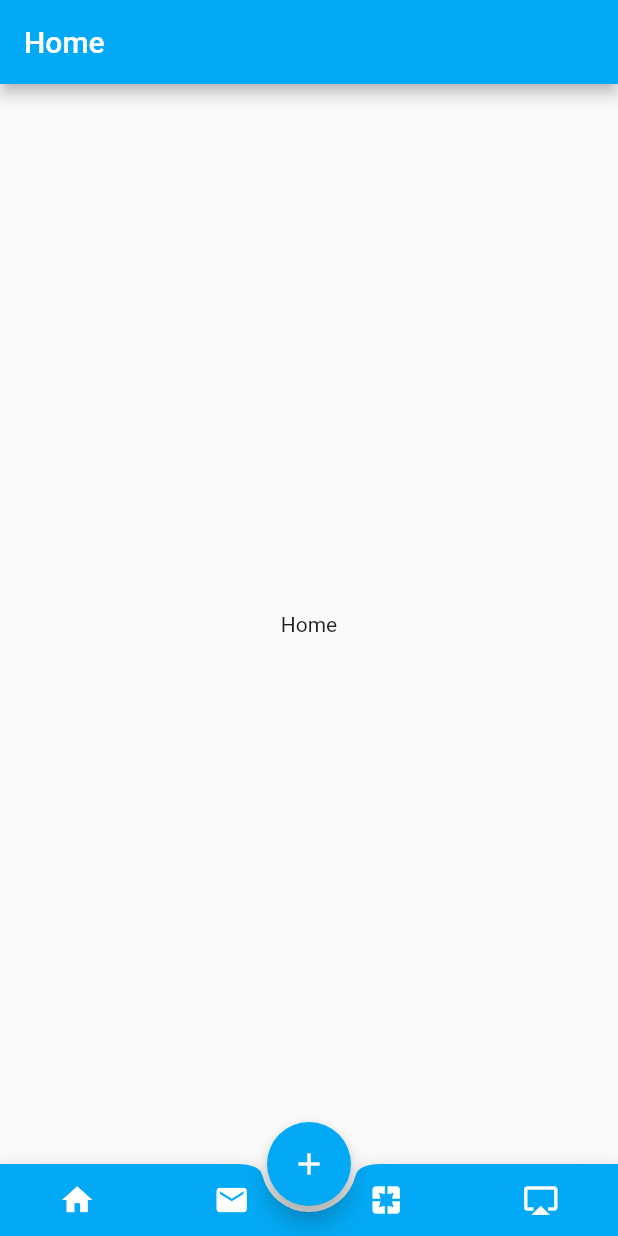
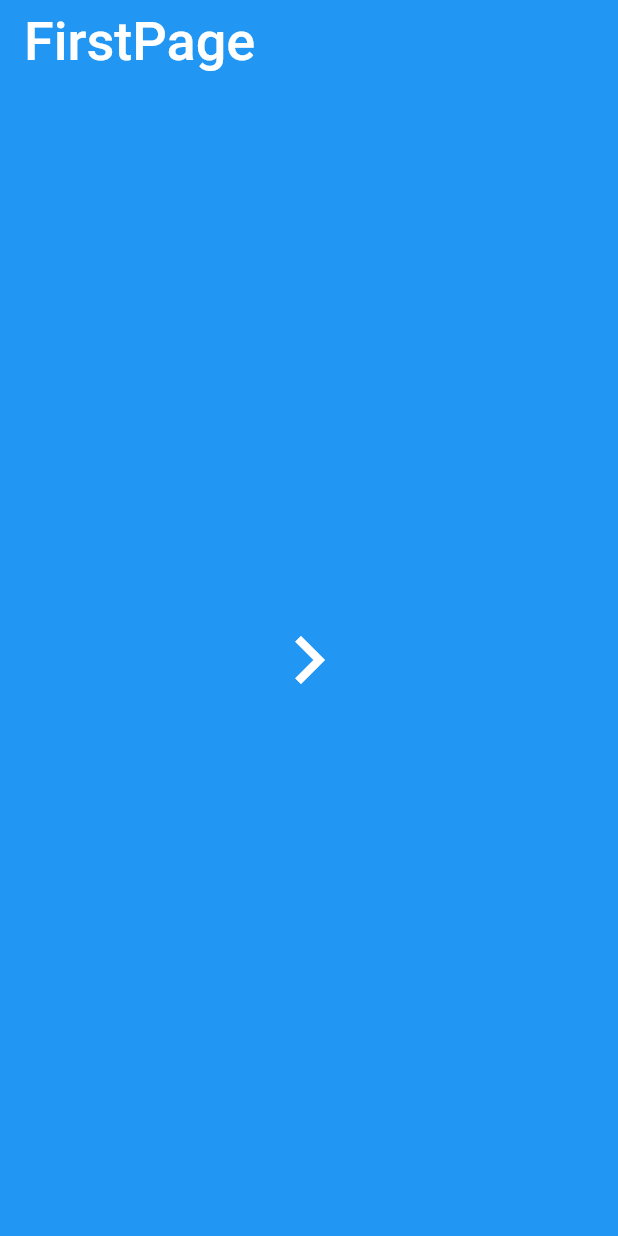
Before and after one commit to icookingcode/little_demo, a Flutter app: the screen it shows after launch, on a phone screen of 412 x 824 dp. Run offline on Flutter 3.47's test engine with Material 2 defaults, Android fonts, the phone set to English and light mode, and no system bars.

Commit message:
路由跳转动画

```diff
--- a/lib/main.dart
+++ b/lib/main.dart
@@ -1,4 +1,5 @@
 import 'package:flutter/material.dart';
+import 'package:little_demo/pages/route/first_page.dart';
 
 import 'bottom_app_bar_widget.dart';
 import 'bottom_navigation_widget.dart';
@@ -15,7 +16,7 @@ class MyApp extends StatelessWidget {
       theme: ThemeData(
         primarySwatch: Colors.lightBlue
       ),
-      home: BottomAppBarWidget(),
+      home: FirstPage(),
 
     );
   }
--- /dev/null
+++ b/lib/pages/route/custom_route.dart
@@ -0,0 +1,89 @@
+import 'package:flutter/material.dart';
+
+class FadeRoute extends PageRouteBuilder {
+  final Widget widget;
+  ///渐隐渐现的路由动画效果
+  FadeRoute(this.widget)
+      : super(
+          transitionDuration: Duration(seconds: 1),
+          pageBuilder: (BuildContext context, Animation<double> animation1,
+              Animation<double> animation2) {
+            return widget;
+          },
+          transitionsBuilder: (BuildContext context,
+              Animation<double> animation1,
+              Animation<double> animation2,
+              Widget widget) {
+            return FadeTransition(
+              opacity: Tween(begin: 0.0,end: 1.0).animate(CurvedAnimation(parent: animation1, curve: Curves.fastOutSlowIn)),
+              child: widget,
+            );
+          },
+        );
+}
+class ScaleRoute extends PageRouteBuilder {
+  final Widget widget;
+  ///缩放的路由动画效果
+  ScaleRoute(this.widget)
+      : super(
+          transitionDuration: Duration(seconds: 1),
+          pageBuilder: (BuildContext context, Animation<double> animation1,
+              Animation<double> animation2) {
+            return widget;
+          },
+          transitionsBuilder: (BuildContext context,
+              Animation<double> animation1,
+              Animation<double> animation2,
+              Widget widget) {
+            return ScaleTransition(
+              scale: Tween(begin: 0.0,end: 1.0).animate(CurvedAnimation(parent: animation1, curve: Curves.fastOutSlowIn)),
+              child: widget,
+            );
+          },
+        );
+}
+class RotationScaleRoute extends PageRouteBuilder {
+  final Widget widget;
+  ///旋转+缩放的路由动画效果
+  RotationScaleRoute(this.widget)
+      : super(
+          transitionDuration: Duration(seconds: 1),
+          pageBuilder: (BuildContext context, Animation<double> animation1,
+              Animation<double> animation2) {
+            return widget;
+          },
+          transitionsBuilder: (BuildContext context,
+              Animation<double> animation1,
+              Animation<double> animation2,
+              Widget widget) {
+            return RotationTransition(//旋转
+              turns: Tween(begin: 0.0,end: 1.0).animate(CurvedAnimation(parent: animation1, curve: Curves.fastOutSlowIn)),
+              child:  ScaleTransition(//缩放
+                scale: Tween(begin: 0.0,end: 1.0).animate(CurvedAnimation(parent: animation1, curve: Curves.fastOutSlowIn)),
+                child: widget,
+              ),
+            );
+          },
+        );
+}
+class SlideRoute extends PageRouteBuilder {
+  final Widget widget;
+  ///左进左出的路由动画效果
+  SlideRoute(this.widget)
+      : super(
+          transitionDuration: Duration(milliseconds: 300),
+          pageBuilder: (BuildContext context, Animation<double> animation1,
+              Animation<double> animation2) {
+            return widget;
+          },
+          transitionsBuilder: (BuildContext context,
+              Animation<double> animation1,
+              Animation<double> animation2,
+              Widget widget) {
+            return SlideTransition(//旋转
+              position: Tween<Offset>(begin: Offset(-1.0, 0.0),end: Offset(0.0, 0.0)).animate(CurvedAnimation(parent: animation1, curve: Curves.fastOutSlowIn)),
+              child:  widget,
+            );
+          },
+        );
+}
--- /dev/null
+++ b/lib/pages/route/first_page.dart
@@ -0,0 +1,37 @@
+import 'package:flutter/material.dart';
+import 'package:little_demo/pages/route/second_page.dart';
+
+import 'custom_route.dart';
+
+class FirstPage extends StatelessWidget {
+  @override
+  Widget build(BuildContext context) {
+    return Scaffold(
+      backgroundColor: Colors.blue,
+      appBar: AppBar(
+        backgroundColor: Colors.blue,
+        title: Text(
+          'FirstPage',
+          style: TextStyle(fontSize: 36.0,color: Colors.white),
+        ),
+        elevation: 0.0,
+      ),
+      body: Center(
+        child: MaterialButton(
+          onPressed: () {
+//            Navigator.of(context).push(MaterialPageRoute(builder: (BuildContext context)=>SecondPage()));
+//            Navigator.of(context).push(FadeRoute(SecondPage()));
+//            Navigator.of(context).push(ScaleRoute(SecondPage()));
+//            Navigator.of(context).push(RotationScaleRoute(SecondPage()));
+            Navigator.of(context).push(SlideRoute(SecondPage()));
+          },
+          child: Icon(
+            Icons.navigate_next,
+            color: Colors.white,
+            size: 64.0,
+          ),
+        ),
+      ),
+    );
+  }
+}
```
Also changed, not shown: lib/pages/route/second_page.dart (added, +32 -0 lines), lib/generated/i18n.dart (added), 1 other file.
